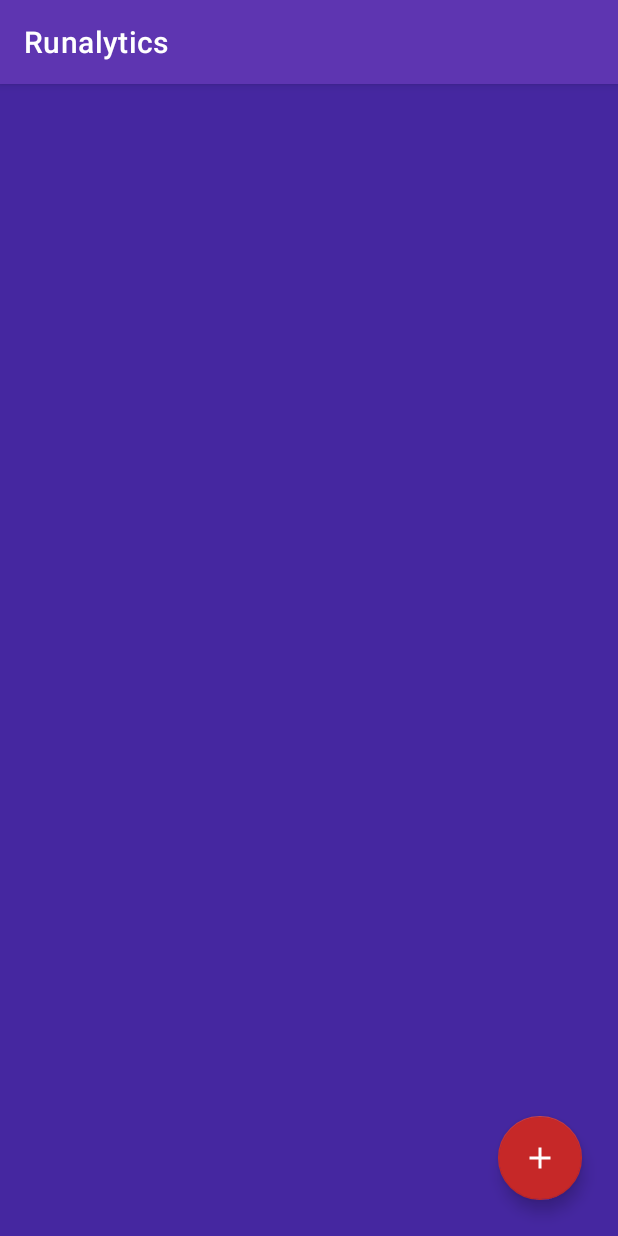
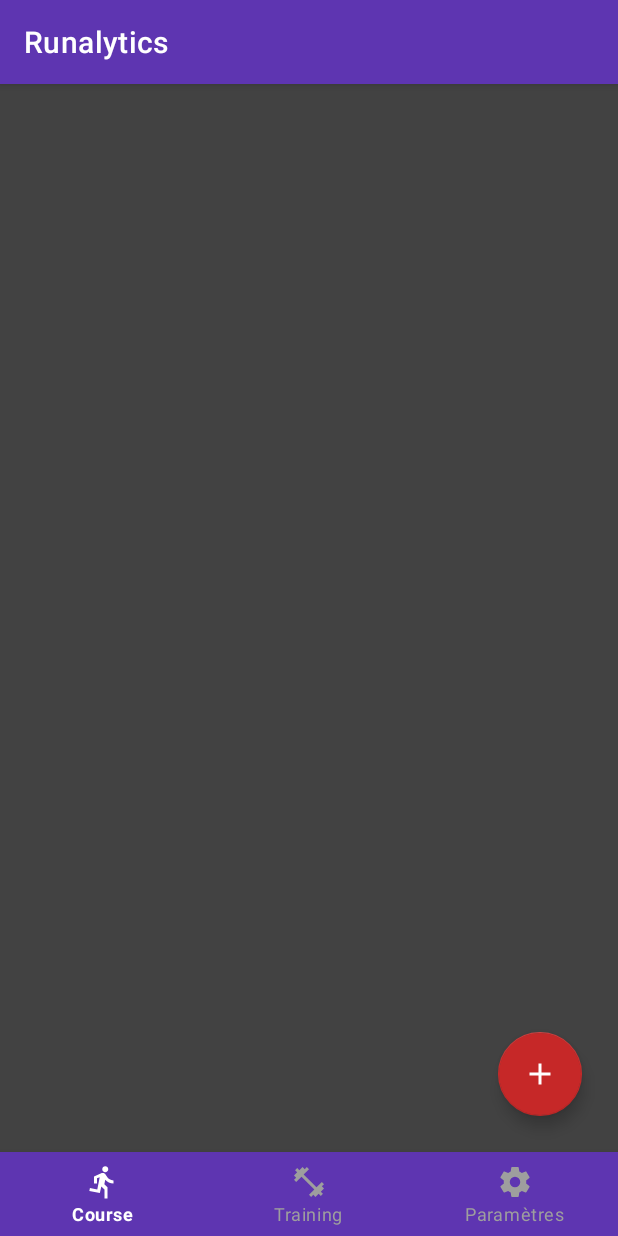
Before and after one commit to BenjaminLegrand/Runalytics, an Android app: the screen it shows after launch (MainActivity), on a phone screen of 412 x 824 dp. Run offline under Robolectric (Android 15) with nearby library versions, the phone set to English and light mode, and no system bars; our stand-ins replace Room's generated code, RxJava, Timber, navigation-ui; 3 statements that could not run were skipped.

Commit message:
Added basic bottom nav and theme

```diff
--- a/app/src/main/java/fr/legrand/runalytics/presentation/ui/main/MainActivity.kt
+++ b/app/src/main/java/fr/legrand/runalytics/presentation/ui/main/MainActivity.kt
@@ -1,19 +1,30 @@
 package fr.legrand.runalytics.presentation.ui.main
 
+import android.os.Bundle
+import androidx.navigation.ui.setupWithNavController
 import fr.legrand.runalytics.R
 import fr.legrand.runalytics.presentation.ui.base.BaseNavActivity
 import fr.legrand.runalytics.presentation.ui.main.navigator.MainActivityNavigatorListener
+import kotlinx.android.synthetic.main.activity_main.*
 import org.koin.androidx.scope.currentScope
 import org.koin.core.parameter.parametersOf
 
 class MainActivity : BaseNavActivity() {
 
-    private val navigatorListener: MainActivityNavigatorListener by lazy{
-        currentScope.get<MainActivityNavigatorListener>(MainActivityNavigatorListener::class, null) {
+    private val navigatorListener: MainActivityNavigatorListener by lazy {
+        currentScope.get<MainActivityNavigatorListener>(
+            MainActivityNavigatorListener::class,
+            null
+        ) {
             parametersOf(
                 this
             )
         }
+    }
+
+    override fun onCreate(savedInstanceState: Bundle?) {
+        super.onCreate(savedInstanceState)
+        activity_main_bottom_nav_view.setupWithNavController(navController)
     }
 
 
--- /dev/null
+++ b/app/src/main/res/color/bottom_bar_item_color.xml
@@ -0,0 +1,5 @@
+<?xml version="1.0" encoding="utf-8"?>
+<selector xmlns:android="http://schemas.android.com/apk/res/android">
+    <item android:state_checked="true" android:color="?attr/colorOnSurface" />
+<item android:state_checked="false" android:color="@color/bottom_item_unselected_color"/>
+</selector>
--- a/app/src/main/res/drawable/ic_add.xml
+++ b/app/src/main/res/drawable/ic_add.xml
@@ -1,5 +1,5 @@
-<vector android:height="24dp" android:tint="#FFFFFF"
+<vector android:height="24dp"
     android:viewportHeight="24.0" android:viewportWidth="24.0"
     android:width="24dp" xmlns:android="http://schemas.android.com/apk/res/android">
-    <path android:fillColor="#FF000000" android:pathData="M19,13h-6v6h-2v-6H5v-2h6V5h2v6h6v2z"/>
+    <path android:fillColor="?attr/colorOnSecondary" android:pathData="M19,13h-6v6h-2v-6H5v-2h6V5h2v6h6v2z"/>
 </vector>
--- /dev/null
+++ b/app/src/main/res/drawable/ic_running.xml
@@ -0,0 +1,7 @@
+<vector xmlns:android="http://schemas.android.com/apk/res/android"
+    android:height="24dp"
+    android:width="24dp"
+    android:viewportWidth="24"
+    android:viewportHeight="24">
+    <path android:fillColor="#000" android:pathData="M13.5,5.5C14.59,5.5 15.5,4.58 15.5,3.5C15.5,2.38 14.59,1.5 13.5,1.5C12.39,1.5 11.5,2.38 11.5,3.5C11.5,4.58 12.39,5.5 13.5,5.5M9.89,19.38L10.89,15L13,17V23H15V15.5L12.89,13.5L13.5,10.5C14.79,12 16.79,13 19,13V11C17.09,11 15.5,10 14.69,8.58L13.69,7C13.29,6.38 12.69,6 12,6C11.69,6 11.5,6.08 11.19,6.08L6,8.28V13H8V9.58L9.79,8.88L8.19,17L3.29,16L2.89,18L9.89,19.38Z" />
+</vector>
--- /dev/null
+++ b/app/src/main/res/drawable/ic_settings.xml
@@ -0,0 +1,7 @@
+<vector xmlns:android="http://schemas.android.com/apk/res/android"
+    android:height="24dp"
+    android:width="24dp"
+    android:viewportWidth="24"
+    android:viewportHeight="24">
+    <path android:fillColor="#000" android:pathData="M12,15.5A3.5,3.5 0 0,1 8.5,12A3.5,3.5 0 0,1 12,8.5A3.5,3.5 0 0,1 15.5,12A3.5,3.5 0 0,1 12,15.5M19.43,12.97C19.47,12.65 19.5,12.33 19.5,12C19.5,11.67 19.47,11.34 19.43,11L21.54,9.37C21.73,9.22 21.78,8.95 21.66,8.73L19.66,5.27C19.54,5.05 19.27,4.96 19.05,5.05L16.56,6.05C16.04,5.66 15.5,5.32 14.87,5.07L14.5,2.42C14.46,2.18 14.25,2 14,2H10C9.75,2 9.54,2.18 9.5,2.42L9.13,5.07C8.5,5.32 7.96,5.66 7.44,6.05L4.95,5.05C4.73,4.96 4.46,5.05 4.34,5.27L2.34,8.73C2.21,8.95 2.27,9.22 2.46,9.37L4.57,11C4.53,11.34 4.5,11.67 4.5,12C4.5,12.33 4.53,12.65 4.57,12.97L2.46,14.63C2.27,14.78 2.21,15.05 2.34,15.27L4.34,18.73C4.46,18.95 4.73,19.03 4.95,18.95L7.44,17.94C7.96,18.34 8.5,18.68 9.13,18.93L9.5,21.58C9.54,21.82 9.75,22 10,22H14C14.25,22 14.46,21.82 14.5,21.58L14.87,18.93C15.5,18.67 16.04,18.34 16.56,17.94L19.05,18.95C19.27,19.03 19.54,18.95 19.66,18.73L21.66,15.27C21.78,15.05 21.73,14.78 21.54,14.63L19.43,12.97Z" />
+</vector>
--- /dev/null
+++ b/app/src/main/res/drawable/ic_training.xml
@@ -0,0 +1,7 @@
+<vector xmlns:android="http://schemas.android.com/apk/res/android"
+    android:height="24dp"
+    android:width="24dp"
+    android:viewportWidth="24"
+    android:viewportHeight="24">
+    <path android:fillColor="#000" android:pathData="M20.57,14.86L22,13.43L20.57,12L17,15.57L8.43,7L12,3.43L10.57,2L9.14,3.43L7.71,2L5.57,4.14L4.14,2.71L2.71,4.14L4.14,5.57L2,7.71L3.43,9.14L2,10.57L3.43,12L7,8.43L15.57,17L12,20.57L13.43,22L14.86,20.57L16.29,22L18.43,19.86L19.86,21.29L21.29,19.86L19.86,18.43L22,16.29L20.57,14.86Z" />
+</vector>
--- a/app/src/main/res/layout/activity_main.xml
+++ b/app/src/main/res/layout/activity_main.xml
@@ -9,10 +9,21 @@
         android:name="androidx.navigation.fragment.NavHostFragment"
         android:layout_width="0dp"
         android:layout_height="0dp"
-        app:layout_constraintBottom_toBottomOf="parent"
+        app:layout_constraintBottom_toTopOf="@id/activity_main_bottom_nav_view"
         app:layout_constraintEnd_toEndOf="parent"
         app:layout_constraintStart_toStartOf="parent"
         app:layout_constraintTop_toTopOf="parent"
         app:navGraph="@navigation/main_activity_graph" />
 
+    <com.google.android.material.bottomnavigation.BottomNavigationView
+        android:id="@+id/activity_main_bottom_nav_view"
+        android:layout_width="match_parent"
+        android:layout_height="wrap_content"
+        android:background="?attr/colorSurface"
+        app:itemIconTint="@color/bottom_bar_item_color"
+        app:itemTextColor="@color/bottom_bar_item_color"
+        app:layout_constraintBottom_toBottomOf="parent"
+        app:layout_constraintTop_toBottomOf="@id/main_container"
+        app:menu="@menu/main_bottom_nav_view_items" />
+
 </androidx.constraintlayout.widget.ConstraintLayout>
--- /dev/null
+++ b/app/src/main/res/menu/main_bottom_nav_view_items.xml
@@ -0,0 +1,19 @@
+<?xml version="1.0" encoding="utf-8"?>
+<menu xmlns:android="http://schemas.android.com/apk/res/android"
+    xmlns:app="http://schemas.android.com/apk/res-auto">
+    <item
+        android:id="@+id/sessionListFragment"
+        android:icon="@drawable/ic_running"
+        android:title="@string/running_session_list_title"
+        app:showAsAction="ifRoom" />
+    <item
+        android:id="@+id/trainingListFragment"
+        android:icon="@drawable/ic_training"
+        android:title="@string/training_session_list_title"
+        app:showAsAction="ifRoom" />
+    <item
+        android:id="@+id/settingsFragment"
+        android:icon="@drawable/ic_settings"
+        android:title="@string/settings_title"
+        app:showAsAction="ifRoom" />
+</menu>
--- a/app/src/main/res/navigation/main_activity_graph.xml
+++ b/app/src/main/res/navigation/main_activity_graph.xml
@@ -7,7 +7,7 @@
     <fragment
         android:id="@+id/sessionFragment"
         android:name="fr.legrand.runalytics.presentation.ui.session.running.SessionFragment"
-        android:label="sessionFragment"/>
+        android:label="sessionFragment" />
 
     <fragment
         android:id="@+id/sessionListFragment"
@@ -17,4 +17,12 @@
             android:id="@+id/action_sessionListFragment_to_sessionFragment"
             app:destination="@id/sessionFragment" />
     </fragment>
+    <fragment
+        android:id="@+id/trainingListFragment"
+        android:name="fr.legrand.runalytics.presentation.ui.training.TrainingListFragment"
+        android:label="TrainingListFragment" />
+    <fragment
+        android:id="@+id/settingsFragment"
+        android:name="fr.legrand.runalytics.presentation.ui.settings.SettingsFragment"
+        android:label="SettingsFragment" />
 </navigation>
--- a/app/src/main/res/values/colors.xml
+++ b/app/src/main/res/values/colors.xml
@@ -3,8 +3,11 @@
     <color name="colorPrimary">#5E35B1</color>
     <color name="colorPrimaryDark">#4527A0</color>
     <color name="colorAccent">#C62828</color>
-    <color name="base_separator_color">#757575</color>
+    <color name="base_separator_color">#E0E0E0</color>
+    <color name="bottom_item_unselected_color">#9E9E9E</color>
     <color name="white">#fff</color>
     <color name="snackbar_error_background">#D32F2F</color>
     <color name="text_color_error">#D32F2F</color>
+    <color name="dark_background">#424242</color>
+    <color name="light_background">#E0E0E0</color>
 </resources>
--- a/app/src/main/res/values/dimens.xml
+++ b/app/src/main/res/values/dimens.xml
@@ -6,6 +6,8 @@
     <dimen name="base_separator_height">0.5dp</dimen>
     <dimen name="base_padding">8dp</dimen>
 
+    <dimen name="settings_item_height">64dp</dimen>
+    <dimen name="settings_item_margin">24dp</dimen>
 
     <dimen name="small_text_size">14sp</dimen>
     <dimen name="medium_text_size">16sp</dimen>
--- a/app/src/main/res/values/strings.xml
+++ b/app/src/main/res/values/strings.xml
@@ -34,4 +34,8 @@
 <!--    Session notification -->
     <string name="notification_new_session">Nouvelle session démarrée !</string>
     <string name="notification_session_running">Session en cours : %s</string>
+    <string name="running_session_list_title">Course</string>
+    <string name="training_session_list_title">Training</string>
+    <string name="settings_title">Paramètres</string>
+    <string name="settings_dark_mode_label">Mode sombre</string>
 </resources>
--- a/app/src/main/res/values/styles.xml
+++ b/app/src/main/res/values/styles.xml
@@ -7,6 +7,7 @@
         <item name="colorOnPrimary">@color/white</item>
 
         <item name="colorPrimaryVariant">@color/colorPrimaryDark</item>
+
         <item name="colorAccent">@color/colorAccent</item>
 
         <item name="colorSecondary">@color/colorAccent</item>
@@ -14,14 +15,19 @@
 
         <item name="colorError">@color/snackbar_error_background</item>
 
-        <item name="android:colorBackground">@color/white</item>
+        <item name="android:colorBackground">@color/light_background</item>
         <item name="colorOnBackground">@color/colorPrimaryDark</item>
+
+
+        <item name="colorSurface">@color/white</item>
+        <item name="colorOnSurface">@color/colorPrimary</item>
 
         <item name="android:textColorPrimary">@android:color/primary_text_light</item>
         <item name="android:textColorSecondary">@android:color/secondary_text_light</item>
         <item name="android:textColorTertiary">@android:color/tertiary_text_light</item>
 
         <item name="materialButtonStyle">@style/Theme.Runalytics.Button</item>
+        <item name="toolbarStyle">@style/Theme.Runalytics.Toolbar</item>
     </style>
 
     <!-- Base dark theme. -->
@@ -38,20 +44,32 @@
 
         <item name="colorError">@color/snackbar_error_background</item>
 
-        <item name="android:colorBackground">@color/colorPrimaryDark</item>
+        <item name="android:colorBackground">@color/dark_background</item>
         <item name="colorOnBackground">@color/white</item>
+
+        <item name="colorSurface">@color/colorPrimary</item>
+        <item name="colorOnSurface">@color/white</item>
 
         <item name="android:textColorPrimary">@android:color/primary_text_dark</item>
         <item name="android:textColorSecondary">@android:color/secondary_text_dark</item>
         <item name="android:textColorTertiary">@android:color/tertiary_text_dark</item>
 
         <item name="materialButtonStyle">@style/Theme.Runalytics.Button</item>
+        <item name="toolbarStyle">@style/Theme.Runalytics.Toolbar</item>
     </style>
 
     <style name="Theme.Runalytics.Text.Large" parent="TextAppearance.AppCompat">
         <item name="android:textSize">@dimen/large_text_size</item>
         <item name="android:textColor">?android:attr/textColorPrimary</item>
         <item name="android:fontFamily">sans-serif-medium</item>
+    </style>
+
+    <style name="Theme.Runalytics.Settings" parent="Theme.AppCompat">
+        <item name="android:layout_height">@dimen/settings_item_height</item>
+        <item name="android:gravity">center_vertical</item>
+        <item name="android:layout_marginStart">@dimen/settings_item_margin</item>
+        <item name="android:layout_marginEnd">@dimen/settings_item_margin</item>
+        <item name="android:textAppearance">@style/Theme.Runalytics.Text.Large</item>
     </style>
 
     <style name="Theme.Runalytics.Text.Large.Error">
@@ -79,7 +97,19 @@
     </style>
 
     <style name="Theme.Runalytics.Switch" parent="Widget.AppCompat.CompoundButton.Switch">
-        <item name="colorAccent">?android:attr/colorPrimary</item>
+        <item name="colorAccent">?attr/colorAccent</item>
     </style>
 
+    <style name="Theme.Runalytics.Toolbar" parent="Widget.AppCompat.Toolbar">
+        <item name="titleTextColor">?attr/colorOnSurface</item>
+        <item name="android:background">?attr/colorSurface</item>
+    </style>
+
+    <style name="Theme.Runalytics.Divider" parent="Theme.AppCompat">
+        <item name="android:layout_width">match_parent</item>
+        <item name="android:layout_height">0.5dp</item>
+        <item name="android:background">@color/base_separator_color</item>
+    </style>
+
+
 </resources>
--- a/gradle.properties
+++ b/gradle.properties
@@ -7,7 +7,7 @@
 # Specifies the JVM arguments used for the daemon process.
 # The setting is particularly useful for tweaking memory settings.
 org.gradle.jvmargs=-Xmx1536m
-# When configured, Gradle will run in incubating parallel mode.
+# When configured, Gradle will ic_running in incubating parallel mode.
 # This option should only be used with decoupled projects. More details, visit
 # http://www.gradle.org/docs/current/userguide/multi_project_builds.html#sec:decoupled_projects
 # org.gradle.parallel=true
```
Also changed, not shown: app/src/main/java/fr/legrand/runalytics/presentation/ui/settings/SettingsFragment.kt (added, +8 -0 lines), app/src/main/java/fr/legrand/runalytics/presentation/ui/training/TrainingListFragment.kt (added, +8 -0 lines), app/src/main/res/layout/fragment_settings.xml (added, +33 -0 lines), 1 other file.
